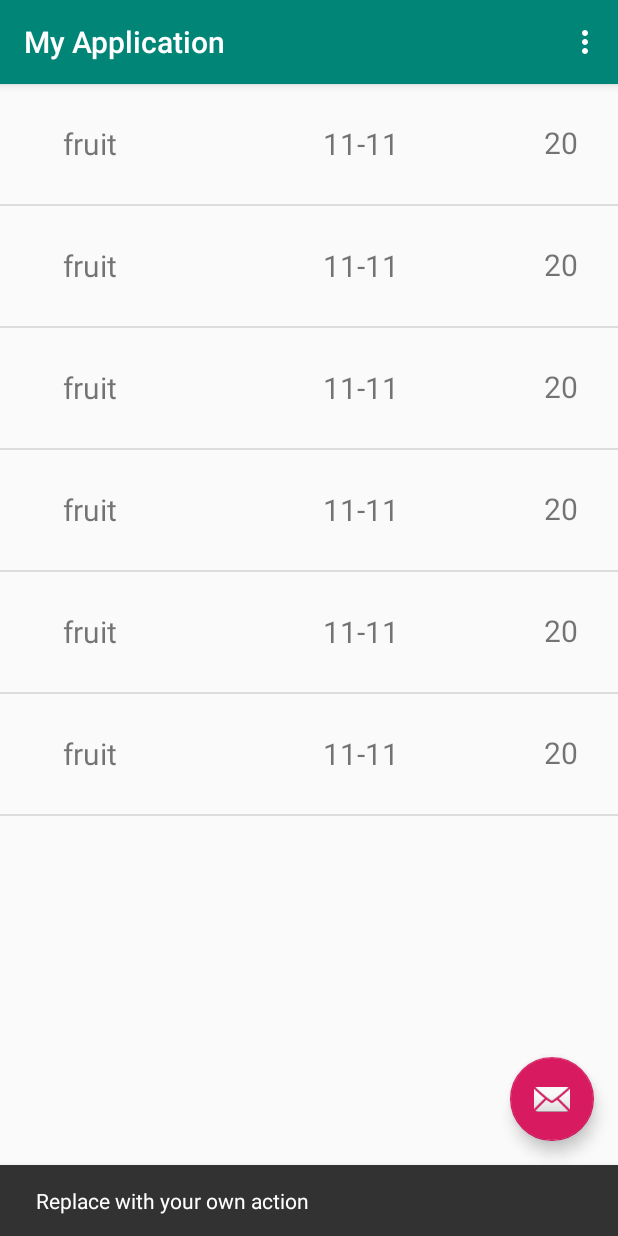
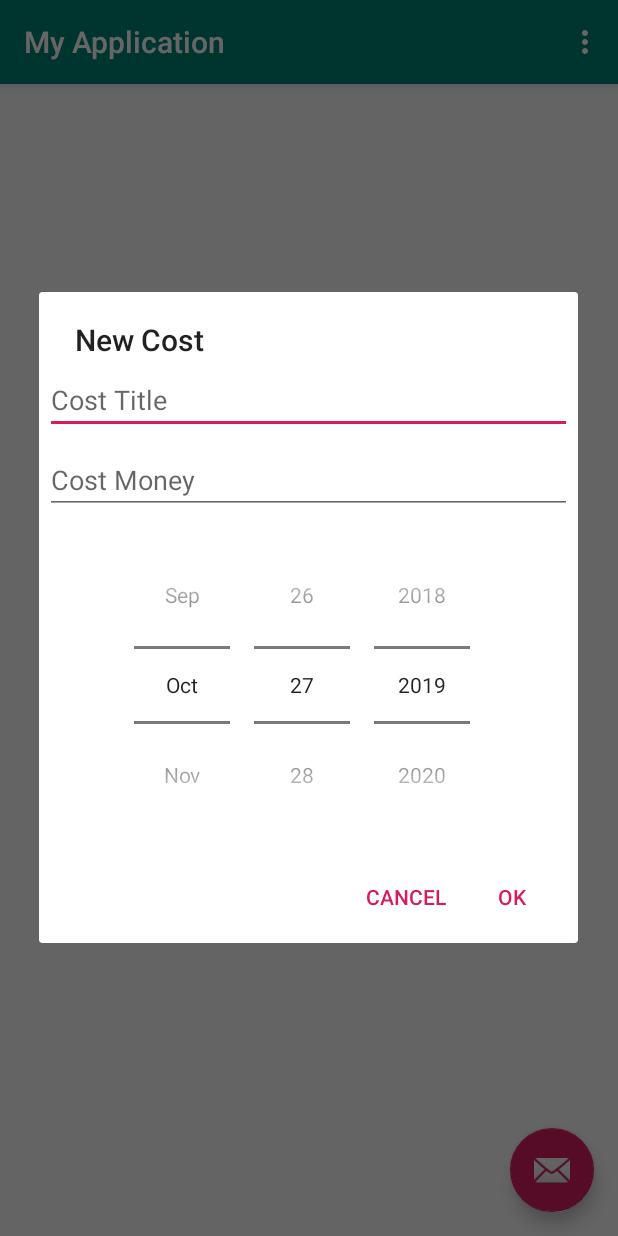
Before and after one commit to jinyu-tn/EC601_Project, an Android app: the screen it shows after launch (MainActivity), after a tap on an icon or button, on a phone screen of 412 x 824 dp. Run offline under Robolectric (Android 15) with nearby library versions, the phone set to English and light mode, and no system bars.

Commit message:
finance application

```diff
--- /dev/null
+++ b/finacial application/app/src/main/java/com/example/myapplication/DatabaseHelper.java
@@ -0,0 +1,53 @@
+package com.example.myapplication;
+
+import android.content.ContentValues;
+import android.content.Context;
+import android.database.Cursor;
+import android.database.sqlite.SQLiteDatabase;
+import android.database.sqlite.SQLiteOpenHelper;
+
+import androidx.annotation.Nullable;
+
+public class DatabaseHelper extends SQLiteOpenHelper{
+
+    public static final String COST_MONEY = "cost_money";
+    public static final String COST_DATE = "cost_date";
+    public static final String COST_TITLE = "cost_title";
+    public static final String FINANCE_COST = "finance_cost";
+
+    public DatabaseHelper(Context context) {
+        super(context, "finance_daily", null, 1);
+    }
+
+    @Override
+    public void onCreate(SQLiteDatabase db) {
+        db.execSQL("create table if not exists finance_cost("+
+                "id interger primary key, "+
+                "cost_title varchar, "+
+                "cost_date varchar, "+
+                "cost_money varchar)");
+    }
+
+    public void insertCost(CostBean costBean){
+        SQLiteDatabase database = getWritableDatabase();
+        ContentValues cv = new ContentValues();
+        cv.put(COST_TITLE, costBean.costTitle);
+        cv.put(COST_DATE, costBean.costDate);
+        cv.put(COST_MONEY, costBean.costMoney);
+        database.insert(FINANCE_COST, null, cv);
+    }
+
+    public Cursor getAllCostData(){
+        SQLiteDatabase database = getWritableDatabase();
+        return database.query(FINANCE_COST, null, null, null, null, null, COST_DATE + " ASC ");
+    }
+
+    public void deleteAllData(){
+        SQLiteDatabase database = getWritableDatabase();
+        database.delete(FINANCE_COST, null, null);
+    }
+    @Override
+    public void onUpgrade(SQLiteDatabase db, int oldVersion, int newVersion) {
+
+    }
+}
--- a/finacial application/app/src/main/java/com/example/myapplication/MainActivity.java
+++ b/finacial application/app/src/main/java/com/example/myapplication/MainActivity.java
@@ -1,16 +1,22 @@
 package com.example.myapplication;
 
+import android.content.DialogInterface;
+import android.database.Cursor;
 import android.os.Bundle;
 
 import com.google.android.material.floatingactionbutton.FloatingActionButton;
 import com.google.android.material.snackbar.Snackbar;
 
+import androidx.appcompat.app.AlertDialog;
 import androidx.appcompat.app.AppCompatActivity;
 import androidx.appcompat.widget.Toolbar;
 
+import android.view.LayoutInflater;
 import android.view.View;
 import android.view.Menu;
 import android.view.MenuItem;
+import android.widget.DatePicker;
+import android.widget.EditText;
 import android.widget.ListView;
 
 import java.util.ArrayList;
@@ -18,6 +24,8 @@ import java.util.List;
 
 public class MainActivity extends AppCompatActivity {
     private List<CostBean> mCostBeanList;
+    private DatabaseHelper mDatabaseHelper;
+    private CostListAdapter mAdapter;
 
     @Override
     protected void onCreate(Bundle savedInstanceState) {
@@ -25,31 +33,66 @@ public class MainActivity extends AppCompatActivity {
         setContentView(R.layout.activity_main);
         Toolbar toolbar = findViewById(R.id.toolbar);
         setSupportActionBar(toolbar);
-
+        mDatabaseHelper = new DatabaseHelper(this);
         mCostBeanList = new ArrayList<>();
         ListView costList = findViewById(R.id.lv_main);
         initCostData();
-        costList.setAdapter(new CostListAdapter(this, mCostBeanList));
+        mAdapter = new CostListAdapter(this, mCostBeanList);
+        costList.setAdapter(mAdapter);
 
         FloatingActionButton fab = findViewById(R.id.fab);
         fab.setOnClickListener(new View.OnClickListener() {
             @Override
             public void onClick(View view) {
-                Snackbar.make(view, "Replace with your own action", Snackbar.LENGTH_LONG)
-                        .setAction("Action", null).show();
+                AlertDialog.Builder builder=new AlertDialog.Builder(MainActivity.this);
+                LayoutInflater inflate = LayoutInflater.from(MainActivity.this);
+                View viewDialog = inflate.inflate(R.layout.new_cost_data, null);
+                final EditText title = (EditText)viewDialog.findViewById(R.id.et_cost_title);
+                final EditText money = (EditText)viewDialog.findViewById(R.id.et_cost_money);
+                final DatePicker date = (DatePicker) viewDialog.findViewById(R.id.dp_cost_date);
+                builder.setView(viewDialog);
+                builder.setTitle("New Cost");
+                builder.setPositiveButton("OK", new DialogInterface.OnClickListener() {
+                    @Override
+                    public void onClick(DialogInterface dialog, int which) {
+                        CostBean costBean = new CostBean();
+                        costBean.costTitle = title.getText().toString();
+                        costBean.costMoney = money.getText().toString();
+                        costBean.costDate = date.getYear() + "-" + (date.getMonth() + 1) + "-" +
+                            date.getDayOfMonth();
+                        mDatabaseHelper.insertCost(costBean);
+                        mCostBeanList.add(costBean);
+                        mAdapter.notifyDataSetChanged();
+                    }
+                });
+                builder.setNegativeButton("Cancel", null);
+                builder.create().show();
             }
         });
     }
 
     private void initCostData() {
-        for (int i = 0;i<6;i++) {
-            CostBean costBean = new CostBean();
-            costBean.costTitle = "fruit";
-            costBean.costDate = "11-11";
-            costBean.costMoney = "20";
-            mCostBeanList.add(costBean);
+//       mDatabaseHelper.deleteAllData();
+//        for (int i = 0;i<6;i++) {
+//            CostBean costBean = new CostBean();
+//            costBean.costTitle = i + "fruit";
+//            costBean.costDate = "11-11";
+//            costBean.costMoney = "20";
+//            mDatabaseHelper.insertCost(costBean);
+ //       }
+        Cursor cursor = mDatabaseHelper.getAllCostData();
+        if(cursor!=null){
+            while (cursor.moveToNext()) {
+                CostBean costBean = new CostBean();
+                costBean.costTitle = cursor.getString(cursor.getColumnIndex("cost_title"));
+                costBean.costDate = cursor.getString(cursor.getColumnIndex("cost_date"));
+                costBean.costMoney = cursor.getString(cursor.getColumnIndex("cost_money"));
+                mCostBeanList.add(costBean);
+            }
+            cursor.close();
+            }
         }
-    }
+
 
 
     @Override
--- a/finacial application/app/src/main/res/layout/list_item.xml
+++ b/finacial application/app/src/main/res/layout/list_item.xml
@@ -8,7 +8,7 @@
 
     <TextView
         android:id="@+id/tv_title"
-        android:layout_width="100dp"
+        android:layout_width="150dp"
         android:layout_height="80dp"
         android:layout_alignParentLeft="true"
         android:layout_marginLeft="10dp"
--- /dev/null
+++ b/finacial application/app/src/main/res/layout/new_cost_data.xml
@@ -0,0 +1,36 @@
+<?xml version="1.0" encoding="utf-8"?>
+<LinearLayout xmlns:android="http://schemas.android.com/apk/res/android"
+
+    xmlns:tools="http://schemas.android.com/tools"
+    android:orientation="vertical"
+    android:layout_gravity="center"
+    android:layout_width="match_parent"
+    android:layout_height="match_parent">
+
+    <EditText
+        android:id="@+id/et_cost_title"
+        android:layout_width="match_parent"
+        android:layout_height="match_parent"
+        android:layout_margin="4dp"
+        android:hint="Cost Title"
+        android:visibility="visible" />
+
+    <EditText
+        android:id="@+id/et_cost_money"
+        android:layout_width="match_parent"
+        android:layout_height="match_parent"
+        android:layout_margin="4dp"
+        android:hint="Cost Money"
+        android:visibility="visible" />
+
+    <DatePicker
+        android:id="@+id/dp_cost_date"
+        android:layout_width="match_parent"
+        android:layout_height="match_parent"
+        android:layout_margin="4dp"
+        android:datePickerMode="spinner"
+        android:calendarViewShown="false"
+        android:visibility="visible" />
+
+
+</LinearLayout>
```
